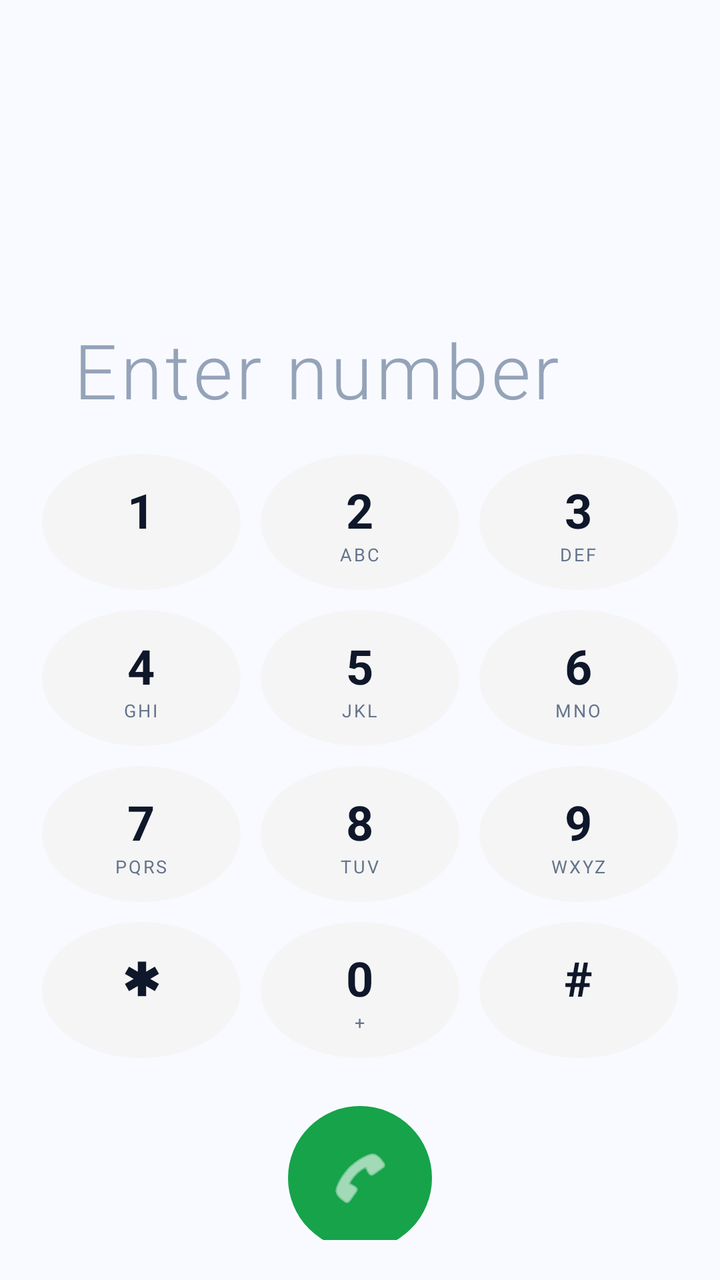
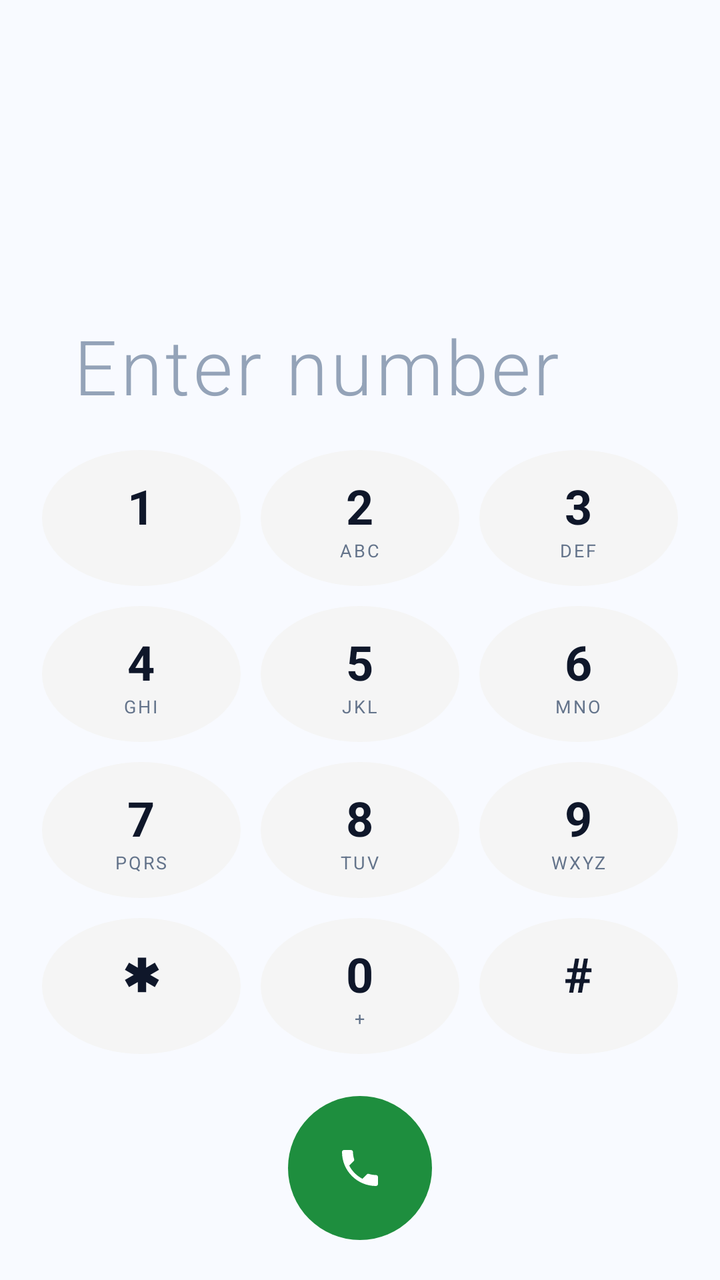

Before-and-after screenshots of an Android layout around one commit, followed by the original layout XML and the change that was made.
<!-- AndroidManifest.xml: application theme AppTheme -->
<!-- res/layout/fragment_dialer.xml -->
<?xml version="1.0" encoding="utf-8"?>
<LinearLayout xmlns:android="http://schemas.android.com/apk/res/android"
    android:layout_width="match_parent"
    android:layout_height="match_parent"
    android:orientation="vertical"
    android:background="@color/bg_primary">

    
    <LinearLayout
        android:layout_width="match_parent"
        android:layout_height="0dp"
        android:layout_weight="1"
        android:orientation="vertical"
        android:gravity="bottom|center_horizontal"
        android:paddingStart="24dp"
        android:paddingEnd="24dp"
        android:paddingBottom="12dp">

        
        <TextView
            android:id="@+id/tvDialStatus"
            android:layout_width="wrap_content"
            android:layout_height="wrap_content"
            android:textSize="13sp"
            android:textColor="@color/text_secondary"
            android:gravity="center"
            android:layout_marginBottom="6dp" />

        
        <LinearLayout
            android:layout_width="match_parent"
            android:layout_height="wrap_content"
            android:orientation="horizontal"
            android:gravity="center_vertical">

            <TextView
                android:id="@+id/tvDialNumber"
                android:layout_width="0dp"
                android:layout_height="wrap_content"
                android:layout_weight="1"
                android:hint="Enter number"
                android:textColorHint="@color/text_hint"
                android:textSize="38sp"
                android:textColor="@color/text_primary"
                android:fontFamily="sans-serif-light"
                android:letterSpacing="0.04"
                android:gravity="center"
                android:singleLine="true"
                android:ellipsize="start" />

            <ImageButton
                android:id="@+id/btnBackspace"
                android:layout_width="44dp"
                android:layout_height="44dp"
                android:src="@android:drawable/ic_input_delete"
                android:background="?attr/selectableItemBackgroundBorderless"
                android:contentDescription="Backspace"
                android:tint="@color/text_secondary"
                android:visibility="invisible" />

        </LinearLayout>
    </LinearLayout>

    
    <GridLayout
        android:id="@+id/gridKeys"
        android:layout_width="match_parent"
        android:layout_height="wrap_content"
        android:columnCount="3"
        android:rowCount="4"
        android:paddingStart="16dp"
        android:paddingEnd="16dp"
        android:paddingBottom="4dp">

        <LinearLayout android:tag="1" style="@style/DialKey"><TextView style="@style/DialKeyNum" android:text="1"/><TextView style="@style/DialKeySub" android:text=" "/></LinearLayout>
        <LinearLayout android:tag="2" style="@style/DialKey"><TextView style="@style/DialKeyNum" android:text="2"/><TextView style="@style/DialKeySub" android:text="ABC"/></LinearLayout>
        <LinearLayout android:tag="3" style="@style/DialKey"><TextView style="@style/DialKeyNum" android:text="3"/><TextView style="@style/DialKeySub" android:text="DEF"/></LinearLayout>
        <LinearLayout android:tag="4" style="@style/DialKey"><TextView style="@style/DialKeyNum" android:text="4"/><TextView style="@style/DialKeySub" android:text="GHI"/></LinearLayout>
        <LinearLayout android:tag="5" style="@style/DialKey"><TextView style="@style/DialKeyNum" android:text="5"/><TextView style="@style/DialKeySub" android:text="JKL"/></LinearLayout>
        <LinearLayout android:tag="6" style="@style/DialKey"><TextView style="@style/DialKeyNum" android:text="6"/><TextView style="@style/DialKeySub" android:text="MNO"/></LinearLayout>
        <LinearLayout android:tag="7" style="@style/DialKey"><TextView style="@style/DialKeyNum" android:text="7"/><TextView style="@style/DialKeySub" android:text="PQRS"/></LinearLayout>
        <LinearLayout android:tag="8" style="@style/DialKey"><TextView style="@style/DialKeyNum" android:text="8"/><TextView style="@style/DialKeySub" android:text="TUV"/></LinearLayout>
        <LinearLayout android:tag="9" style="@style/DialKey"><TextView style="@style/DialKeyNum" android:text="9"/><TextView style="@style/DialKeySub" android:text="WXYZ"/></LinearLayout>
        <LinearLayout android:tag="*" style="@style/DialKey"><TextView style="@style/DialKeyNum" android:text="✱"/><TextView style="@style/DialKeySub" android:text=" "/></LinearLayout>
        <LinearLayout android:tag="0" style="@style/DialKey"><TextView style="@style/DialKeyNum" android:text="0"/><TextView style="@style/DialKeySub" android:text="+"/></LinearLayout>
        <LinearLayout android:tag="#" style="@style/DialKey"><TextView style="@style/DialKeyNum" android:text="#"/><TextView style="@style/DialKeySub" android:text=" "/></LinearLayout>

    </GridLayout>

    
    <RelativeLayout
        android:layout_width="match_parent"
        android:layout_height="wrap_content"
        android:paddingStart="16dp"
        android:paddingEnd="16dp"
        android:paddingTop="10dp"
        android:paddingBottom="20dp">

        <ImageButton
            android:id="@+id/btnCall"
            android:layout_width="72dp"
            android:layout_height="72dp"
            android:layout_centerInParent="true"
            android:src="@android:drawable/ic_menu_call"
            android:tint="#FFFFFF"
            android:background="@drawable/bg_call_btn"
            android:contentDescription="Call"
            android:scaleType="center" />

    </RelativeLayout>

</LinearLayout>
<!-- resources referenced by this layout -->
<resources>
  <color name="bg_primary">#F8FAFF</color>
  <color name="text_hint">#94A3B8</color>
  <color name="text_primary">#0F172A</color>
  <color name="text_secondary">#64748B</color>
  <!-- drawable bg_call_btn (drawable) -->
  <?xml version="1.0" encoding="utf-8"?>
  <ripple xmlns:android="http://schemas.android.com/apk/res/android"
      android:color="#1416A34A">
      <item>
          <shape android:shape="oval">
              <solid android:color="@color/brand_green" />
              <size android:width="72dp" android:height="72dp" />
          </shape>
      </item>
  </ripple>
  <style name="DialKey">
          <item name="android:layout_width">0dp</item>
          <item name="android:layout_height">68dp</item>
          <item name="android:layout_columnWeight">1</item>
          <item name="android:layout_margin">5dp</item>
          <item name="android:orientation">vertical</item>
          <item name="android:gravity">center</item>
          <item name="android:background">@drawable/bg_dial_key</item>
          <item name="android:clickable">true</item>
          <item name="android:focusable">true</item>
      </style>
  <style name="DialKeyNum">
          <item name="android:layout_width">wrap_content</item>
          <item name="android:layout_height">wrap_content</item>
          <item name="android:textSize">24sp</item>
          <item name="android:textStyle">bold</item>
          <item name="android:textColor">@color/text_primary</item>
      </style>
  <style name="DialKeySub">
          <item name="android:layout_width">wrap_content</item>
          <item name="android:layout_height">wrap_content</item>
          <item name="android:textSize">9sp</item>
          <item name="android:textColor">@color/text_secondary</item>
          <item name="android:letterSpacing">0.1</item>
      </style>
  <style name="AppTheme" parent="Theme.AppCompat.Light.NoActionBar">
          <item name="colorPrimary">@color/brand_blue</item>
          <item name="colorPrimaryDark">@color/brand_blue_dark</item>
          <item name="colorAccent">@color/brand_green</item>
          <item name="android:windowBackground">@color/bg_primary</item>
          <item name="android:statusBarColor">@color/brand_blue</item>
          <item name="android:navigationBarColor">@color/nav_bg</item>
      </style>
  <color name="brand_green">#16A34A</color>
  <!-- drawable bg_dial_key (drawable) -->
  <?xml version="1.0" encoding="utf-8"?>
  <ripple xmlns:android="http://schemas.android.com/apk/res/android"
      android:color="#33000000">
      <item>
          <shape android:shape="oval">
              <solid android:color="#F5F5F5" />
          </shape>
      </item>
  </ripple>
  <color name="brand_blue">#2563EB</color>
  <color name="brand_blue_dark">#1D4ED8</color>
  <color name="nav_bg">#FFFFFF</color>
</resources>

<!-- the commit's change to res/layout/fragment_dialer.xml (unified diff, before → after) -->
@@ -88,25 +88,22 @@
     </GridLayout>
 
     
-    <RelativeLayout
+    <FrameLayout
         android:layout_width="match_parent"
         android:layout_height="wrap_content"
-        android:paddingStart="16dp"
-        android:paddingEnd="16dp"
-        android:paddingTop="10dp"
+        android:paddingTop="12dp"
         android:paddingBottom="20dp">
 
         <ImageButton
             android:id="@+id/btnCall"
             android:layout_width="72dp"
             android:layout_height="72dp"
-            android:layout_centerInParent="true"
-            android:src="@android:drawable/ic_menu_call"
-            android:tint="#FFFFFF"
-            android:background="@drawable/bg_call_btn"
+            android:layout_gravity="center"
+            android:src="@drawable/ic_call"
+            android:background="@drawable/bg_btn_answer"
             android:contentDescription="Call"
             android:scaleType="center" />
 
-    </RelativeLayout>
+    </FrameLayout>
 
 </LinearLayout>
<!-- resource entries referenced after the edit -->
@@ -4,17 +4,18 @@
   <color name="text_hint">#94A3B8</color>
   <color name="text_primary">#0F172A</color>
   <color name="text_secondary">#64748B</color>
-  <!-- drawable bg_call_btn (drawable) -->
+  <!-- drawable bg_btn_answer (drawable) -->
   <?xml version="1.0" encoding="utf-8"?>
-  <ripple xmlns:android="http://schemas.android.com/apk/res/android"
-      android:color="#1416A34A">
-      <item>
-          <shape android:shape="oval">
-              <solid android:color="@color/brand_green" />
-              <size android:width="72dp" android:height="72dp" />
-          </shape>
-      </item>
+  <ripple xmlns:android="http://schemas.android.com/apk/res/android" android:color="#33FFFFFF">
+      <item><shape android:shape="oval"><solid android:color="#1E8E3E"/></shape></item>
   </ripple>
+  <!-- drawable ic_call (drawable) -->
+  <?xml version="1.0" encoding="utf-8"?>
+  <vector xmlns:android="http://schemas.android.com/apk/res/android"
+      android:width="24dp" android:height="24dp"
+      android:viewportWidth="24" android:viewportHeight="24">
+      <path android:fillColor="#FFFFFFFF" android:pathData="M6.62,10.79c1.44,2.83 3.76,5.14 6.59,6.59l2.2,-2.2c0.27,-0.27 0.67,-0.36 1.02,-0.24 1.12,0.37 2.33,0.57 3.57,0.57 0.55,0 1,0.45 1,1V20c0,0.55 -0.45,1 -1,1 -9.39,0 -17,-7.61 -17,-17 0,-0.55 0.45,-1 1,-1h3.5c0.55,0 1,0.45 1,1 0,1.25 0.2,2.45 0.57,3.57 0.11,0.35 0.03,0.74 -0.25,1.02l-2.2,2.2z"/>
+  </vector>
   <style name="DialKey">
           <item name="android:layout_width">0dp</item>
           <item name="android:layout_height">68dp</item>
@@ -48,7 +49,6 @@
           <item name="android:statusBarColor">@color/brand_blue</item>
           <item name="android:navigationBarColor">@color/nav_bg</item>
       </style>
-  <color name="brand_green">#16A34A</color>
   <!-- drawable bg_dial_key (drawable) -->
   <?xml version="1.0" encoding="utf-8"?>
   <ripple xmlns:android="http://schemas.android.com/apk/res/android"
@@ -61,6 +61,7 @@
   </ripple>
   <color name="brand_blue">#2563EB</color>
   <color name="brand_blue_dark">#1D4ED8</color>
+  <color name="brand_green">#16A34A</color>
   <color name="nav_bg">#FFFFFF</color>
 </resources>
 
